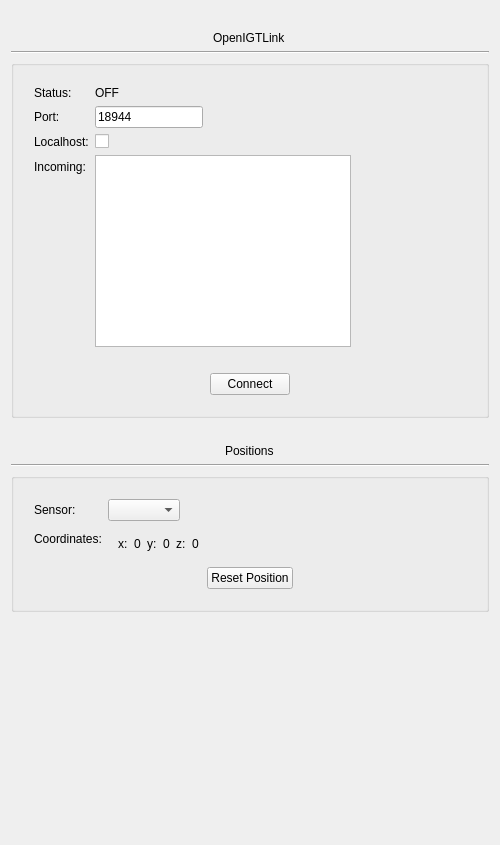
Old version of the form app/gui/QtUI/igtwidget.ui in the repository AnserEMT/Qt-Anser.
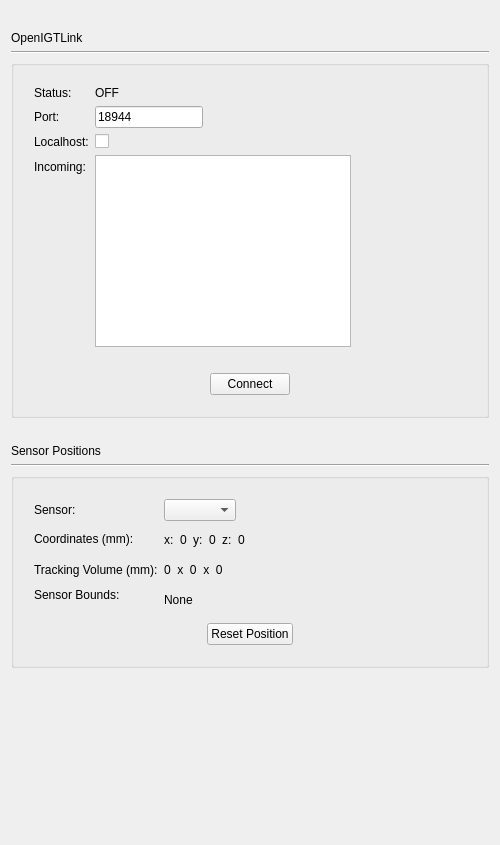
New version of the form.

Commit message: Added LEDs for sensor monitoring and bounds for the tracking volume

```diff
--- a/app/gui/QtUI/igtwidget.ui
+++ b/app/gui/QtUI/igtwidget.ui
@@ -42,7 +42,7 @@
      </property>
     </spacer>
    </item>
-   <item alignment="Qt::AlignHCenter">
+   <item>
     <widget class="QLabel" name="label_14">
      <property name="sizePolicy">
       <sizepolicy hsizetype="Preferred" vsizetype="Preferred">
@@ -184,7 +184,7 @@
      </property>
     </spacer>
    </item>
-   <item alignment="Qt::AlignHCenter">
+   <item>
     <widget class="QLabel" name="label_7">
      <property name="sizePolicy">
       <sizepolicy hsizetype="Preferred" vsizetype="Preferred">
@@ -193,7 +193,7 @@
       </sizepolicy>
      </property>
      <property name="text">
-      <string>Positions</string>
+      <string>Sensor Positions</string>
      </property>
     </widget>
    </item>
@@ -250,16 +250,25 @@
         <item row="1" column="0">
          <widget class="QLabel" name="label_11">
           <property name="text">
-           <string>Coordinates:</string>
+           <string>Coordinates (mm):</string>
           </property>
          </widget>
         </item>
         <item row="1" column="1">
          <layout class="QHBoxLayout" name="horizontalLayout" stretch="0,0,0,0,0,0">
           <property name="spacing">
-           <number>-1</number>
+           <number>6</number>
           </property>
-          <property name="margin">
+          <property name="leftMargin">
+           <number>0</number>
+          </property>
+          <property name="topMargin">
+           <number>6</number>
+          </property>
+          <property name="rightMargin">
+           <number>10</number>
+          </property>
+          <property name="bottomMargin">
            <number>10</number>
           </property>
           <item>
@@ -330,6 +339,56 @@
           </item>
          </layout>
         </item>
+        <item row="3" column="0">
+         <widget class="QLabel" name="label_5">
+          <property name="text">
+           <string>Sensor Bounds:</string>
+          </property>
+          <property name="margin">
+           <number>0</number>
+          </property>
+         </widget>
+        </item>
+        <item row="3" column="1">
+         <layout class="QHBoxLayout" name="horizontalLayout_4">
+          <property name="spacing">
+           <number>6</number>
+          </property>
+          <property name="leftMargin">
+           <number>0</number>
+          </property>
+          <property name="topMargin">
+           <number>10</number>
+          </property>
+          <property name="rightMargin">
+           <number>0</number>
+          </property>
+          <property name="bottomMargin">
+           <number>10</number>
+          </property>
+          <item>
+           <widget class="QLabel" name="bounds_label">
+            <property name="text">
+             <string>None</string>
+            </property>
+           </widget>
+          </item>
+         </layout>
+        </item>
+        <item row="2" column="0">
+         <widget class="QLabel" name="label_2">
+          <property name="text">
+           <string>Tracking Volume (mm):</string>
+          </property>
+         </widget>
+        </item>
+        <item row="2" column="1">
+         <widget class="QLabel" name="volume_label">
+          <property name="text">
+           <string>0  x  0  x  0</string>
+          </property>
+         </widget>
+        </item>
        </layout>
       </item>
       <item row="2" column="1" alignment="Qt::AlignHCenter">
```
Left out of the diff: 22 changed lines with no effect on the pictures. The commit also changes 10 other files.
